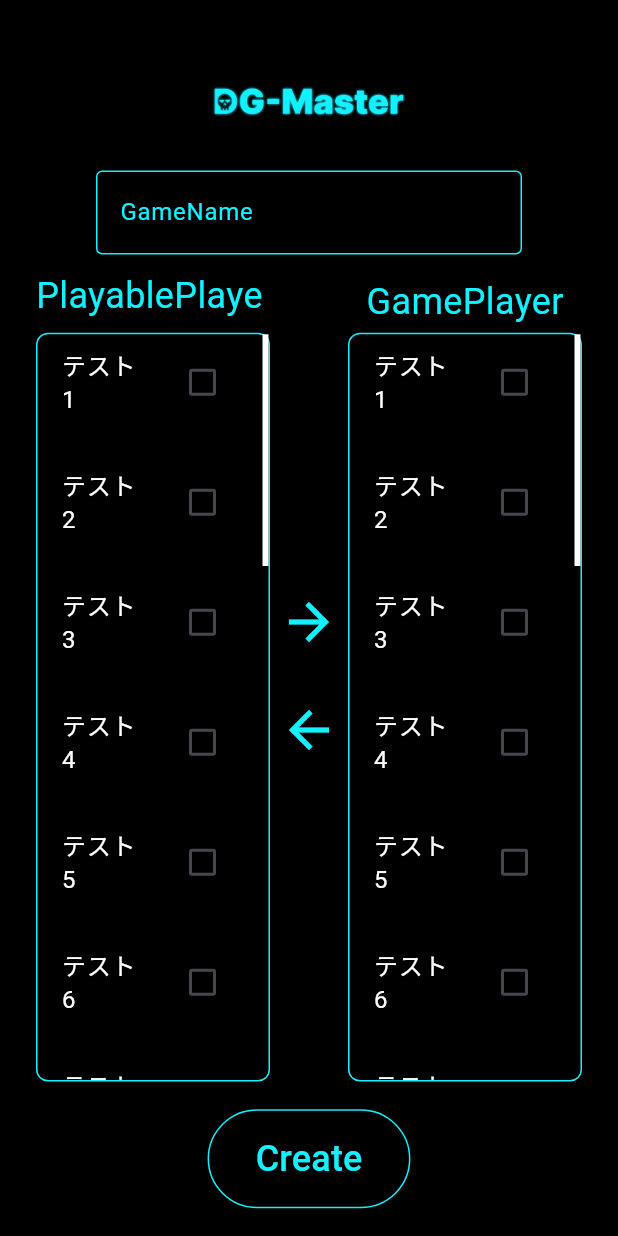
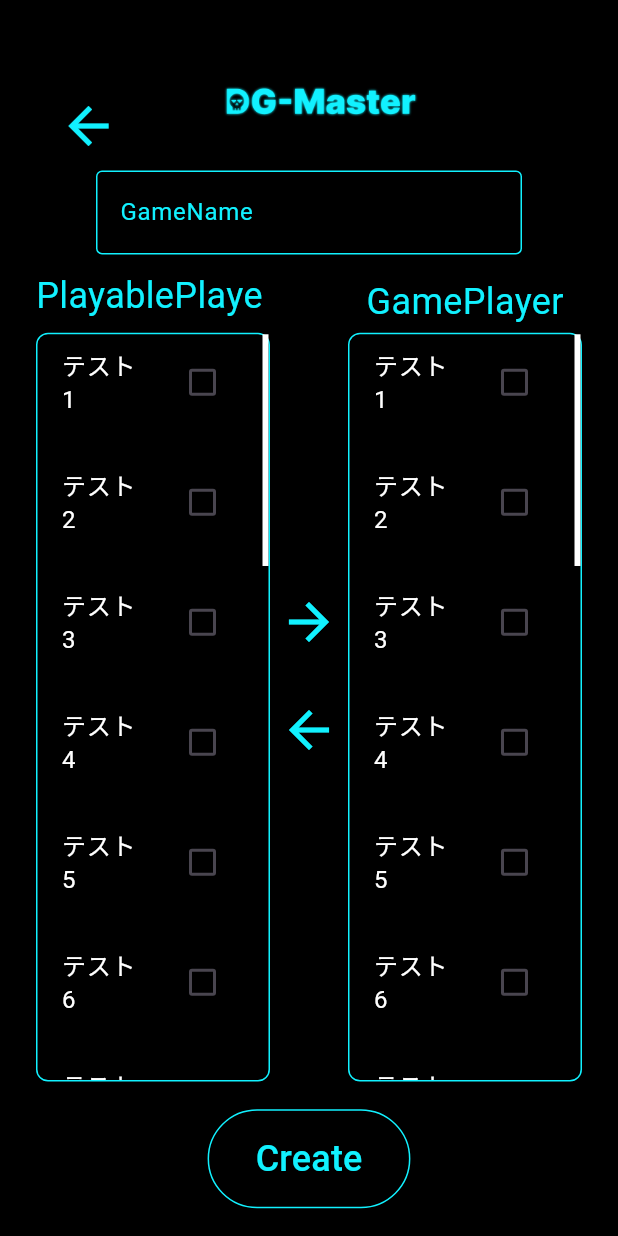
Before and after one commit to team-Effective/R-FrontMaster, a Flutter app: the GameCreatePage screen opened by its route, on a phone screen of 412 x 824 dp. Run offline on Flutter 3.47's test engine with Material 3 defaults, Android fonts, the light colour scheme and no system bars.

Commit message:
add:GameCreatePageに戻るボタンと遷移を追加

```diff
--- a/lib/view/game_create_page.dart
+++ b/lib/view/game_create_page.dart
@@ -39,10 +39,28 @@ class GameCreatePage extends StatelessWidget {
             //アプリロゴ
             flex: 1,
             child: Container(
-              padding: const EdgeInsets.fromLTRB(64, 56, 64, 24),
-              child: Image.asset(
-                'assets/images/create_game_logo.png',
-                fit: BoxFit.contain,
+              padding: const EdgeInsets.fromLTRB(0, 56, 0, 24),
+              child: Row(
+                mainAxisAlignment: MainAxisAlignment.spaceAround,
+                children: [
+                  IconButton(
+                    icon: const Icon(
+                      Icons.arrow_back,
+                      color: Color.fromRGBO(17, 241, 255, 1),
+                      size: 40,
+                    ),
+                    onPressed: () {
+                      Navigator.pop(context);
+                    },
+                  ),
+                  Image.asset(
+                    'assets/images/create_game_logo.png',
+                    fit: BoxFit.contain,
+                  ),
+                  const SizedBox(
+                    width: 40,
+                  )
+                ],
               ),
             ),
           ),
```
